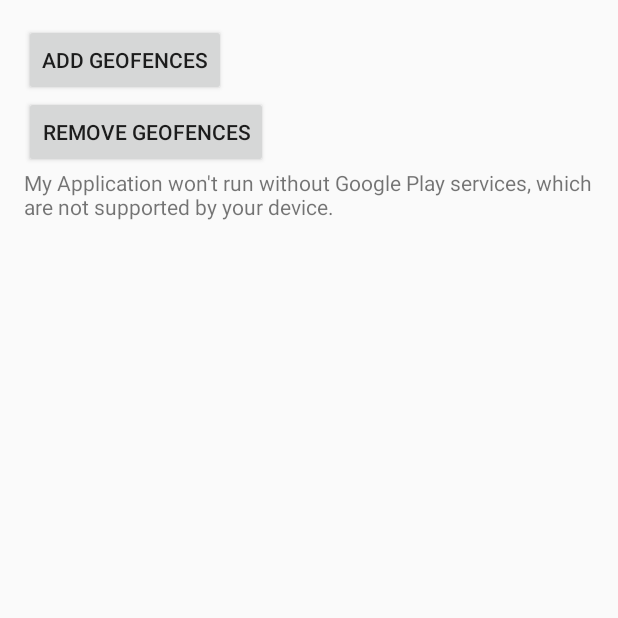
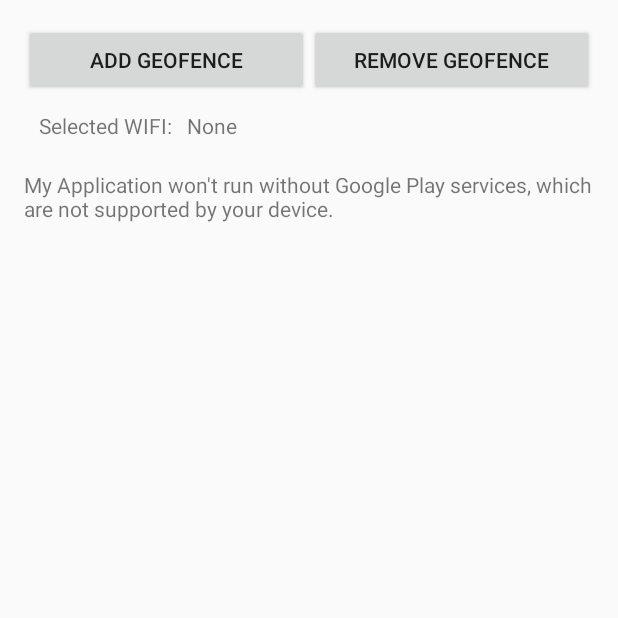
Before and after one commit to Tyomnuy/GeofenceTest, an Android app: the screen it shows after launch (MainActivity), on a phone screen of 412 x 824 dp, the top half of it. Run offline under Robolectric (Android 15) with nearby library versions, the phone set to English and light mode, and no system bars; 5 statements that could not run were skipped.

Commit message:
Implemented WifiSensor

```diff
--- /dev/null
+++ b/app/src/main/java/com/vail/myapplication/wifi/WifiSensor.java
@@ -0,0 +1,79 @@
+package com.vail.myapplication.wifi;
+
+import android.content.BroadcastReceiver;
+import android.content.Context;
+import android.content.Intent;
+import android.content.IntentFilter;
+import android.content.SharedPreferences;
+import android.net.wifi.ScanResult;
+import android.net.wifi.WifiManager;
+import android.text.TextUtils;
+
+import com.vail.myapplication.geofencing.GeofenceTransitionsIntentService;
+
+import java.util.List;
+
+/**
+ * Created by Vail on 04.07.17
+ */
+
+public class WifiSensor extends BroadcastReceiver {
+
+    public static final String WIFI_BSSID_KEY = "WIFI_BSSID";
+    public static final String WIFI_NAME_KEY = "WIFI_NAME";
+    public static final String WIFI_ACCESSIBILITY_KEY = "WIFI_ACCESSIBILITY";
+    private final WifiManager wifiManager;
+
+    private Context context;
+    private SharedPreferences sharedPreferences;
+
+    public WifiSensor(Context context, SharedPreferences sharedPreferences) {
+        this.context = context.getApplicationContext();
+        this.sharedPreferences = sharedPreferences;
+        wifiManager = (WifiManager) context.getSystemService(Context.WIFI_SERVICE);
+    }
+
+    public void start() {
+        IntentFilter intentFilter = new IntentFilter();
+        intentFilter.addAction(WifiManager.SUPPLICANT_CONNECTION_CHANGE_ACTION);
+        intentFilter.addAction(WifiManager.SUPPLICANT_STATE_CHANGED_ACTION);
+        context.registerReceiver(this, intentFilter);
+
+        updateCurrentWifiConnection();
+    }
+
+    public void stop() {
+        context.unregisterReceiver(this);
+    }
+
+    @Override
+    public void onReceive(Context context, Intent intent) {
+        updateCurrentWifiConnection();
+    }
+
+    private void updateCurrentWifiConnection() {
+        String savedWifiBSSID = sharedPreferences.getString(WIFI_BSSID_KEY, null);
+        if (TextUtils.isEmpty(savedWifiBSSID)) return;
+
+
+        List<ScanResult> scanResultList = wifiManager.getScanResults();
+        for (ScanResult scanResult: scanResultList) {
+            if (savedWifiBSSID.equals(scanResult.BSSID)) {
+                notifyWifiAccessibilityChanged(true);
+                return;
+            }
+        }
+
+        notifyWifiAccessibilityChanged(false);
+    }
+
+    public List<ScanResult> getScanResults() {
+        return wifiManager.getScanResults();
+    }
+
+    private void notifyWifiAccessibilityChanged(boolean available) {
+        Intent intent = new Intent(context, GeofenceTransitionsIntentService.class);
+        intent.putExtra(WIFI_ACCESSIBILITY_KEY, available);
+        context.startService(intent);
+    }
+}
--- a/app/src/main/res/layout/main_activity.xml
+++ b/app/src/main/res/layout/main_activity.xml
@@ -3,29 +3,60 @@
     xmlns:tools="http://schemas.android.com/tools"
     android:layout_width="match_parent"
     android:layout_height="wrap_content"
+    android:orientation="vertical"
     android:paddingBottom="@dimen/activity_vertical_margin"
     android:paddingLeft="@dimen/activity_horizontal_margin"
     android:paddingRight="@dimen/activity_horizontal_margin"
-    android:paddingTop="@dimen/activity_vertical_margin"
-    android:orientation="vertical">
+    android:paddingTop="@dimen/activity_vertical_margin">
+
+    <LinearLayout
+        android:layout_width="match_parent"
+        android:layout_height="wrap_content"
+        android:orientation="horizontal">
 
         <Button
             android:id="@+id/add_geofences_button"
-        android:layout_width="wrap_content"
+            android:layout_width="0dp"
             android:layout_height="wrap_content"
+            android:layout_weight="1"
             android:onClick="addGeofencesButtonHandler"
             android:text="@string/add_geofences" />
 
         <Button
             android:id="@+id/remove_geofences_button"
+            android:layout_width="0dp"
+            android:layout_height="wrap_content"
+            android:layout_weight="1"
+            android:onClick="removeGeofencesButtonHandler"
+            android:text="@string/remove_geofences" />
+    </LinearLayout>
+
+
+    <LinearLayout
+        android:layout_width="match_parent"
+        android:layout_height="wrap_content"
+        android:padding="10dp"
+        android:onClick="selectWifiButton"
+        android:background="?attr/selectableItemBackground"
+        android:orientation="horizontal">
+
+        <TextView
             android:layout_width="wrap_content"
             android:layout_height="wrap_content"
-        android:onClick="removeGeofencesButtonHandler"
-        android:text="@string/remove_geofences" />
+            android:text="@string/selected_wifi"/>
+
+        <TextView
+            android:id="@+id/wifi_name"
+            android:layout_marginLeft="10dp"
+            android:layout_width="wrap_content"
+            android:layout_height="wrap_content"
+            android:text="@string/none"/>
+    </LinearLayout>
 
     <fragment
         android:id="@+id/map"
         android:name="com.google.android.gms.maps.SupportMapFragment"
+        android:layout_marginTop="10dp"
         android:layout_width="match_parent"
         android:layout_height="match_parent"
         tools:context="com.vail.myapplication.MainActivity" />
--- a/app/src/main/res/values/strings.xml
+++ b/app/src/main/res/values/strings.xml
@@ -3,8 +3,8 @@
     <string name="title_activity_maps">Map</string>
 
     <!-- Buttons strings -->
-    <string name="add_geofences">Add geofences</string>
-    <string name="remove_geofences">Remove geofences</string>
+    <string name="add_geofences">Add geofence</string>
+    <string name="remove_geofences">Remove geofence</string>
 
     <string name="geofences_added">Geofences added</string>
     <string name="geofences_removed">Geofences removed</string>
@@ -36,4 +36,9 @@
     <string name="permission_denied_explanation">Permission was denied, but is needed for core
         functionality.</string>
     <string name="settings">Settings</string>
+    <string name="selected_wifi">Selected WIFI:</string>
+    <string name="select_wifi">Select WIFI</string>
+    <string name="none">None</string>
+    <string name="no_wifi_points">No accessible wifi points</string>
+    <string name="cancel">Cancel</string>
 </resources>
```
Also changed, not shown: app/src/main/java/com/vail/myapplication/Constants.java (+8 -1 lines), app/src/main/java/com/vail/myapplication/MainActivity.java (+47 -36 lines), app/src/main/java/com/vail/myapplication/MainContract.java (+16 -3 lines), app/src/main/java/com/vail/myapplication/MainPresenter.java (+85 -13 lines), app/src/main/java/com/vail/myapplication/geofencing/GeofenceTransitionsIntentService.java (+40 -41 lines). Lines whose indentation alone changed are shown as unchanged.
